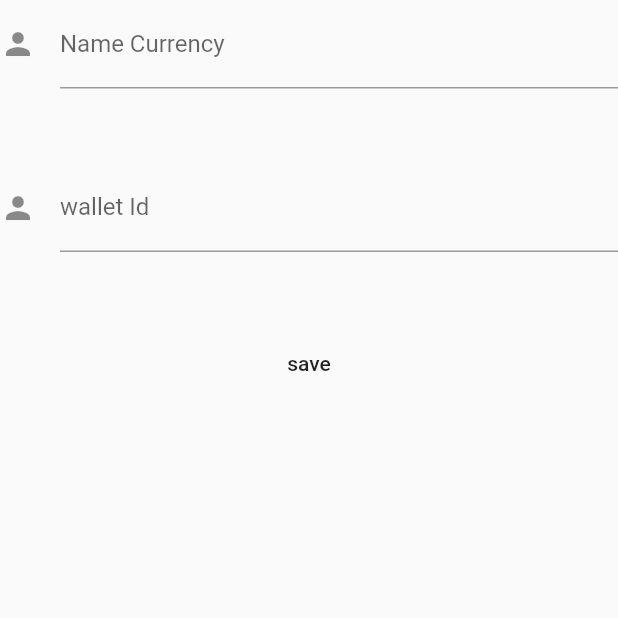
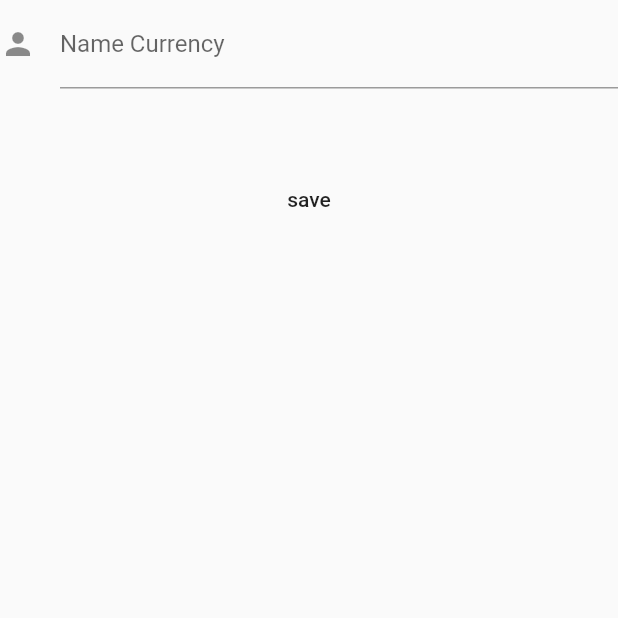
Before and after one commit to badael/test, a Flutter app: the AddCurrency screen opened directly, on a phone screen of 412 x 824 dp, the top half of it. Run offline on Flutter 3.47's test engine with Material 2 defaults, Android fonts, the phone set to English and light mode, and no system bars; our stand-ins replace bloc, conditional_builder, floor, flutter_bloc, sqflite; accounts and stored records are empty; generated files the repository leaves out were written again.

Commit message:
fix realation between wallet and currency tables

```diff
--- a/lib/models/currency.dart
+++ b/lib/models/currency.dart
@@ -3,13 +3,6 @@ import 'package:test_database_floor/models/wallet.dart';
 
 @Entity(
   tableName: 'currency',
-  foreignKeys: [
-    ForeignKey(
-      childColumns: ['owner_id'],
-      parentColumns: ['id'],
-      entity: Wallet,
-    )
-  ],
 )
 class Currency {
   @PrimaryKey()
@@ -19,8 +12,7 @@ class Currency {
   final String code;
   final String icon;
 
-  @ColumnInfo(name: 'owner_id')
-  final int ownerId;
 
-  Currency(this.id, this.name, this.ownerId, this.code, this.icon);
+
+  Currency(this.id, this.name, this.code, this.icon);
 }
--- a/lib/screens/currency/add_currency.dart
+++ b/lib/screens/currency/add_currency.dart
@@ -10,7 +10,6 @@ class AddCurrency extends StatelessWidget {
 
 
   TextEditingController nameController = TextEditingController();
-  TextEditingController ownerIdController = TextEditingController();
 
   int isID;
 
@@ -45,25 +44,12 @@ class AddCurrency extends StatelessWidget {
               SizedBox(
                 height: 50,
               ),
-              TextFormField(
-                controller: ownerIdController,
-                keyboardType: TextInputType.number,
-                decoration: const InputDecoration(
-                  icon: Icon(Icons.person),
-                  hintText: 'What do people call you?',
-                  labelText: 'wallet Id',
-                ),
-              ),
-              SizedBox(
-                height: 50,
-              ),
               FlatButton(
                   child: Text('save'),
                   onPressed: () {
                     CurrencyCubit.get(context).insertToDatabase(
                       isId: isID,
                       basselName: nameController.text,
-                      ownerId: int.parse(ownerIdController.text)
 
                     );
 
--- a/lib/screens/currency/currency_home.dart
+++ b/lib/screens/currency/currency_home.dart
@@ -50,7 +50,7 @@ class CurrencyHome extends StatelessWidget {
                             },
                           ),
                           onTap: () => Navigator.pushReplacement(context,
-                              MaterialPageRoute(builder: (context) => UpdateCurrency(currencyId:cubit.currencies[index].id ,currencyName: cubit.currencies[index].name,walletId:cubit.currencies[index].ownerId ))),
+                              MaterialPageRoute(builder: (context) => UpdateCurrency(currencyId:cubit.currencies[index].id ,currencyName: cubit.currencies[index].name))),
                         ));
                   },
                 );
--- a/lib/screens/currency/update_currency.dart
+++ b/lib/screens/currency/update_currency.dart
@@ -8,14 +8,13 @@ import 'package:test_database_floor/services/currency_cubit/states.dart';
 class UpdateCurrency extends StatelessWidget {
   final currencyId;
   final currencyName;
-  final walletId;
 
   TextEditingController nameController = TextEditingController();
 
 
 
 
-  UpdateCurrency({Key key, this.currencyId,this.currencyName, this.walletId}) : super(key: key);
+  UpdateCurrency({Key key, this.currencyId,this.currencyName}) : super(key: key);
 
 
   @override
@@ -56,7 +55,6 @@ class UpdateCurrency extends StatelessWidget {
                     CurrencyCubit.get(context).updateCurrencyDatabase(
                       isId: currencyId,
                       currencyName:  nameController.text,
-                      ownerId: walletId
                     );
 
 
--- a/lib/screens/wallet/updateWallet.dart
+++ b/lib/screens/wallet/updateWallet.dart
@@ -15,13 +15,14 @@ import '../../services/wallet_cubit/cubit.dart';
 class Updatewallet extends StatelessWidget {
 final walletId;
 final walletName;
+final walletCurrencyId;
 
   TextEditingController nameController = TextEditingController();
 
 
 
 
-   Updatewallet({Key key, this.walletId,this.walletName}) : super(key: key);
+   Updatewallet({Key key, this.walletId,this.walletName,this.walletCurrencyId}) : super(key: key);
 
 
   @override
@@ -73,6 +74,7 @@ final walletName;
                         WalletCubit.get(context).updateWalletDatabase(
                           isId: walletId,
                           walletName: nameController.text,
+                          currencyId: walletCurrencyId
                         );
 
 
--- a/lib/screens/wallet/wallet_home.dart
+++ b/lib/screens/wallet/wallet_home.dart
@@ -55,7 +55,7 @@ class WalletHome extends StatelessWidget {
                                 return IconButton(
                                   icon: Icon(Icons.delete),
                                   onPressed: () {
-                                    currencyCubit.deleteCurrencyFromDatabase(id:currencyCubit.getWalletId(id: cubit.wallets[index].id ));
+                                    // currencyCubit.deleteCurrencyFromDatabase(id:cubit.wallets[index].currencyId );
 
                                     cubit.deleteWalletFromDatabase(id: cubit.wallets[index].id);
 
@@ -66,11 +66,11 @@ class WalletHome extends StatelessWidget {
                           subtitle:BlocConsumer<CurrencyCubit,CurrencyStates>(
                               listener: (BuildContext context,CurrencyStates state){},
                               builder: (BuildContext context, CurrencyStates state){
-                                return Text(currencyCubit.getCurrencyOfWallet(walletId: cubit.wallets[index].id));
+                                return Text(currencyCubit.getCurrencyOfWallet(currencyId:  cubit.wallets[index].currencyId));
                               }
                           ) ,
                           onTap: () => Navigator.pushReplacement(context,
-                              MaterialPageRoute(builder: (context) => Updatewallet(walletId:cubit.wallets[index].id ,walletName: cubit.wallets[index].name,))),
+                              MaterialPageRoute(builder: (context) => Updatewallet(walletId:cubit.wallets[index].id ,walletName: cubit.wallets[index].name,walletCurrencyId:cubit.wallets[index].currencyId ,))),
                         ));
                   },
                 );
--- a/lib/services/wallet_cubit/cubit.dart
+++ b/lib/services/wallet_cubit/cubit.dart
@@ -47,9 +47,10 @@ class WalletCubit extends Cubit<WalletStates>{
   Future<void> insertToDatabase({
     @required int isId,
     @required String walletName,
-    @required String walletBalance
+    @required String walletBalance,
+    @required int currencyId
   }){
-    dao.insertPerson(Wallet(isId, walletName, walletBalance , 1,'' ,1)).then((value) {
+    dao.insertPerson(Wallet(isId, walletName, walletBalance , 1,'' ,1,currencyId)).then((value) {
       emit(InsertWalletsToDatabaseState());
       getWalletsFromDatabase();
 
@@ -59,8 +60,9 @@ class WalletCubit extends Cubit<WalletStates>{
   Future<void> updateWalletDatabase({
     @required int isId,
     @required String walletName,
+    @required int currencyId
   }){
-    dao.updateWallet(Wallet(isId, walletName,'' , 1,'' ,1)).then((value) {
+    dao.updateWallet(Wallet(isId, walletName,'' , 1,'' ,1,currencyId)).then((value) {
       emit(UpdateWalletsToDatabaseState());
       getWalletsFromDatabase();
 
@@ -79,4 +81,6 @@ class WalletCubit extends Cubit<WalletStates>{
 
 
 
+
+
 }
```
Also changed, not shown: lib/models/wallet.dart (+14 -2 lines), lib/screens/wallet/addwallet.dart (+11 -9 lines), lib/services/currency_cubit/cubit.dart (+24 -23 lines), lib/database/database.g.dart.
